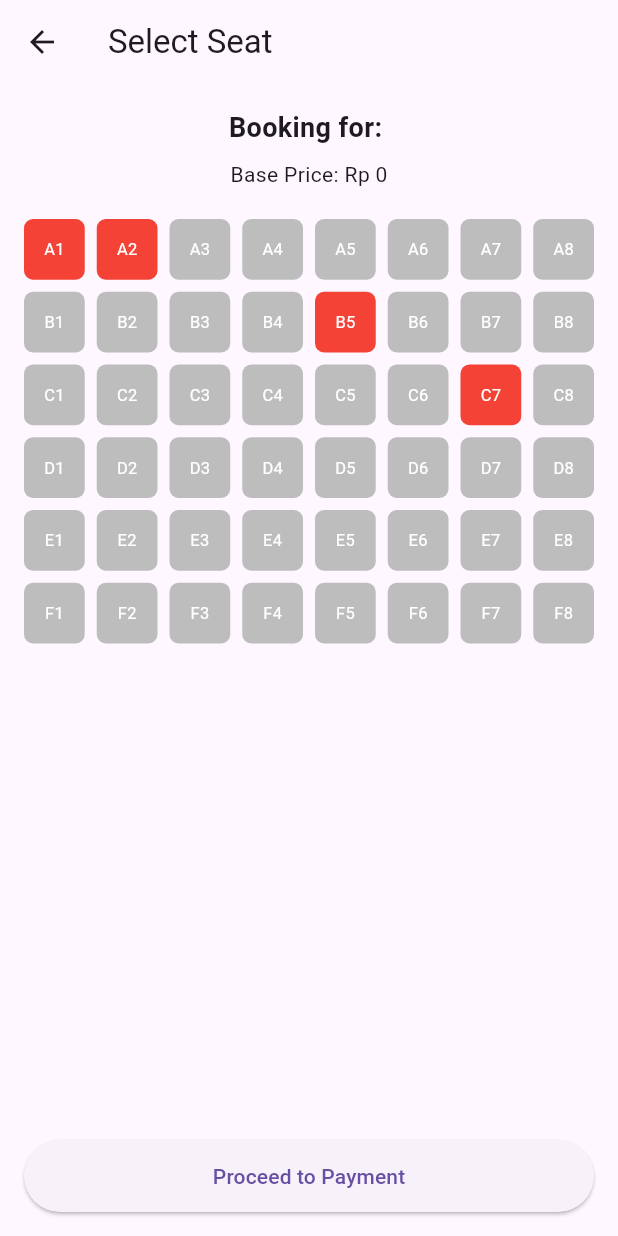
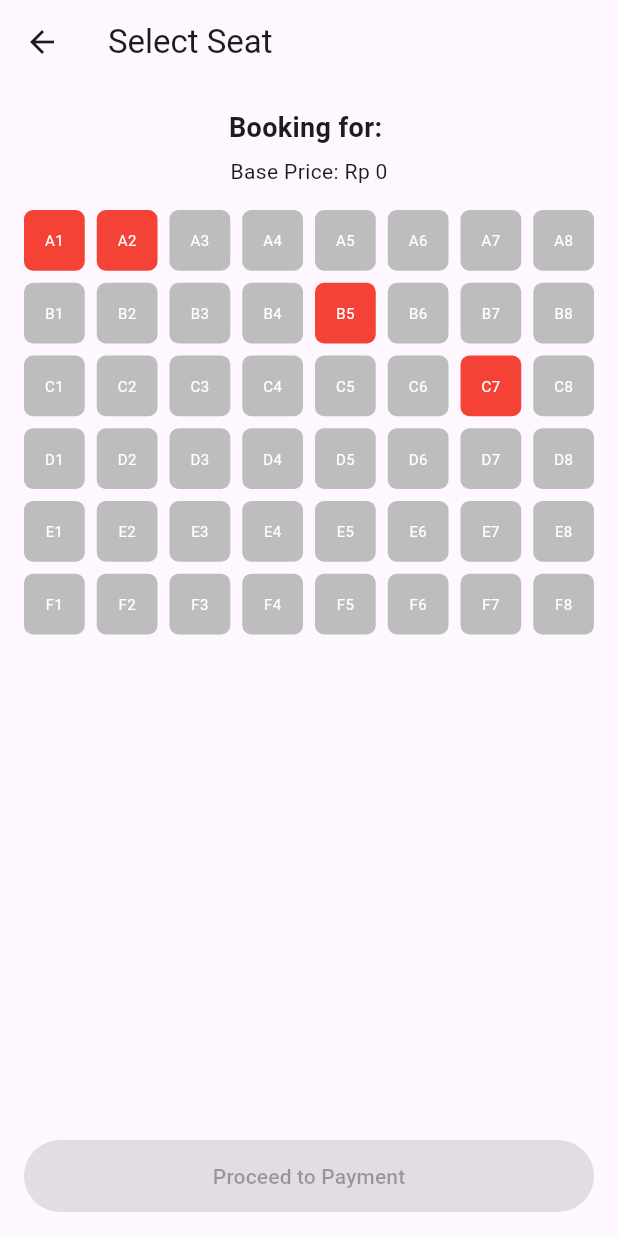
Before and after one commit to DanishNaisyila/cine-booking-team6, a Flutter app: the SeatPageDian screen opened directly with empty values, on a phone screen of 412 x 824 dp. Run offline on Flutter 3.47's test engine with Material 3 defaults, Android fonts, the phone set to English and light mode, and no system bars; our stand-ins replace cloud_firestore, firebase_auth, firebase_core, qr_flutter; accounts and stored records are empty.

Commit message:
perbaikan dian

```diff
--- a/lib/pages/seat_page_dian.dart
+++ b/lib/pages/seat_page_dian.dart
@@ -1,5 +1,6 @@
 import 'package:flutter/material.dart';
 import 'package:provider/provider.dart';
+import 'package:firebase_auth/firebase_auth.dart';
 import '../models/movie_model_azka.dart';
 import '../controllers/booking_controller_nadhif.dart';
 
@@ -16,7 +17,7 @@ class _SeatPageDianState extends State<SeatPageDian> {
   void initState() {
     super.initState();
 
-    // set data film sekali saja → agar tidak reset kursi saat rebuild
+    // Set data movie hanya sekali (tidak reset saat rebuild)
     Future.microtask(() {
       final bookingController =
           Provider.of<BookingControllerNadhif>(context, listen: false);
@@ -41,11 +42,11 @@ class _SeatPageDianState extends State<SeatPageDian> {
               "Booking for: ${widget.movie.title}",
               style: const TextStyle(fontWeight: FontWeight.bold, fontSize: 18),
             ),
-            const SizedBox(height: 8),
+            const SizedBox(height: 6),
             Text("Base Price: Rp ${widget.movie.basePrice}"),
-            const SizedBox(height: 20),
+            const SizedBox(height: 16),
 
-            // ===== GRID KURSI 6x8 =====
+            // ===== GRID KURSI 6 x 8 =====
             Expanded(
               child: GridView.builder(
                 itemCount: 48,
@@ -55,8 +56,8 @@ class _SeatPageDianState extends State<SeatPageDian> {
                   crossAxisSpacing: 8,
                 ),
                 itemBuilder: (context, index) {
-                  final row = index ~/ 8; // 0–5
-                  final col = index % 8;  // 0–7
+                  final row = index ~/ 8;
+                  final col = index % 8;
 
                   final rowLetter = String.fromCharCode(65 + row); // A-F
                   final seatNumber = col + 1;
@@ -68,11 +69,11 @@ class _SeatPageDianState extends State<SeatPageDian> {
 
                   Color seatColor;
                   if (isSold) {
-                    seatColor = Colors.red;
+                    seatColor = Colors.red; // tidak bisa dipilih
                   } else if (isSelected) {
-                    seatColor = Colors.blue;
+                    seatColor = Colors.blue; // dipilih
                   } else {
-                    seatColor = Colors.grey.shade400;
+                    seatColor = Colors.grey.shade400; // default
                   }
 
                   return GestureDetector(
@@ -87,7 +88,7 @@ class _SeatPageDianState extends State<SeatPageDian> {
                       ),
                       child: Text(
                         seatCode,
-                        style: const TextStyle(fontSize: 11, color: Colors.white),
+                        style: const TextStyle(fontSize: 10, color: Colors.white),
                       ),
                     ),
                   );
@@ -102,10 +103,18 @@ class _SeatPageDianState extends State<SeatPageDian> {
               width: double.infinity,
               height: 48,
               child: ElevatedButton(
-                onPressed: () {
-                  bookingController.calculateFinalPriceNadhif();
-                  Navigator.pushNamed(context, "/checkout");
-                },
+                onPressed: bookingController.selectedSeatsNadhif.isEmpty
+                    ? null
+                    : () {
+                        bookingController.calculateFinalPriceNadhif();
+
+                        final userId = FirebaseAuth.instance.currentUser!.uid;
+                        Navigator.pushNamed(
+                          context,
+                          "/checkout",
+                          arguments: userId,
+                        );
+                      },
                 child: const Text("Proceed to Payment"),
               ),
             ),
```
Also changed, not shown: lib/main.dart (+8 -6 lines).
